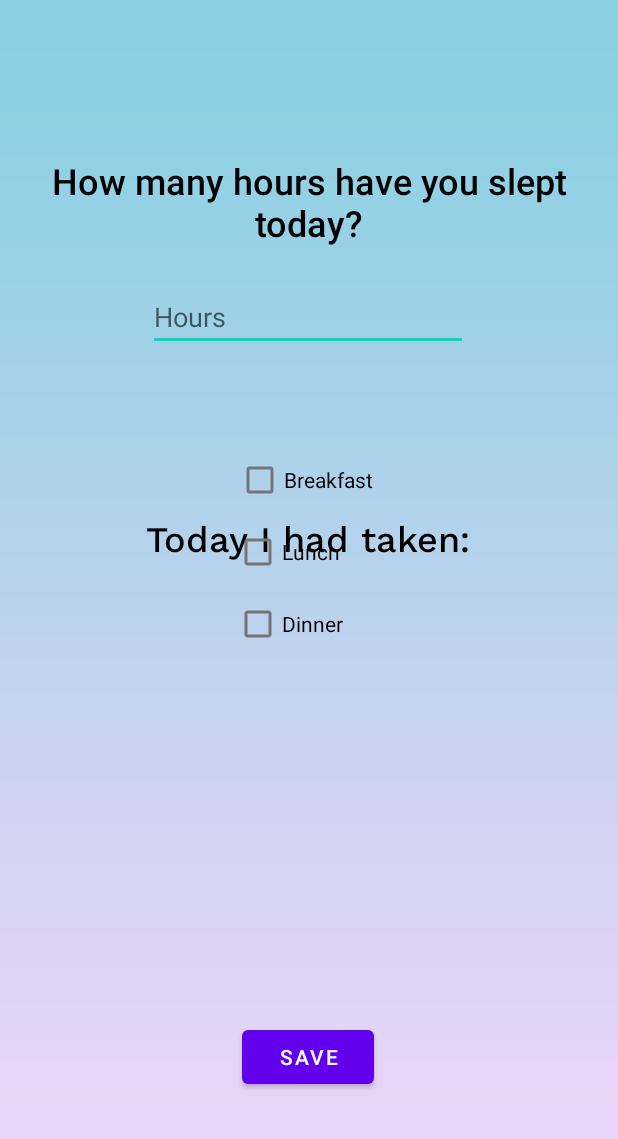
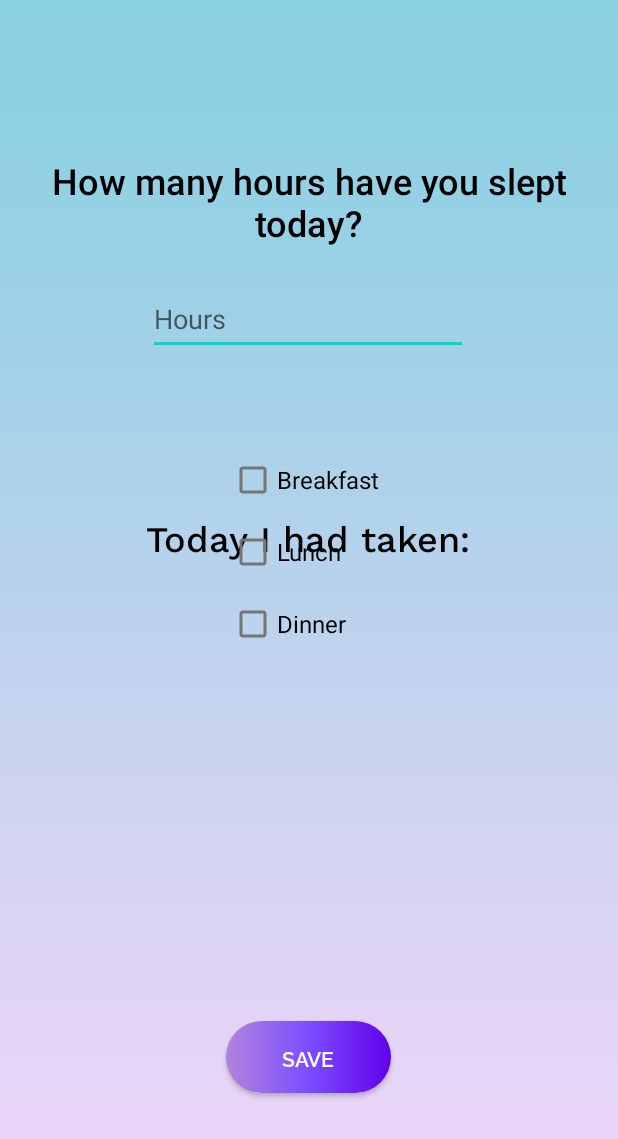
Before and after one commit to monica-2213/Eunoia, an Android app: the layout fragment_new_habit.xml on its own in the app's theme, with its tools: preview values and no code run, on a phone screen of 412 x 824 dp. Shown: the top 1139 px of the screen. Run offline under Robolectric (Android 15) with nearby library versions, the light colour scheme and no system bars; Roboto replaces fonts that are not available here.

Commit message:
UpdatedUI certain minor error

```diff
--- a/app/src/main/java/com/example/eunoia/Habit/NewHabit.java
+++ b/app/src/main/java/com/example/eunoia/Habit/NewHabit.java
@@ -14,7 +14,8 @@ import android.widget.CheckBox;
 import android.widget.EditText;
 import android.widget.Toast;
 
-import com.example.tracker.R;
+import com.example.eunoia.R;
+
 
 import java.text.DateFormat;
 import java.util.Calendar;
--- a/app/src/main/java/com/example/eunoia/Mode/NewMood.java
+++ b/app/src/main/java/com/example/eunoia/Mode/NewMood.java
@@ -17,7 +17,7 @@ import android.widget.SeekBar;
 import android.widget.TextView;
 import android.widget.Toast;
 
-import com.example.tracker.R;
+import com.example.eunoia.R;
 
 import java.text.DateFormat;
 import java.text.SimpleDateFormat;
--- a/app/src/main/res/layout/fragment_new_habit.xml
+++ b/app/src/main/res/layout/fragment_new_habit.xml
@@ -47,6 +47,7 @@
         android:layout_marginTop="296dp"
         android:text="Breakfast"
         android:textColor="@color/black"
+        android:textSize="16sp"
         app:layout_constraintEnd_toEndOf="parent"
         app:layout_constraintHorizontal_bias="0.49"
         app:layout_constraintStart_toStartOf="parent"
@@ -58,9 +59,10 @@
         android:layout_height="wrap_content"
         android:text="Lunch"
         android:textColor="@color/black"
-        app:layout_constraintEnd_toEndOf="parent"
-        app:layout_constraintHorizontal_bias="0.457"
-        app:layout_constraintStart_toStartOf="parent"
+        android:textSize="16sp"
+        app:layout_constraintEnd_toEndOf="@+id/breakfast"
+        app:layout_constraintHorizontal_bias="0.0"
+        app:layout_constraintStart_toStartOf="@+id/breakfast"
         app:layout_constraintTop_toBottomOf="@+id/breakfast" />
 
     <CheckBox
@@ -70,17 +72,21 @@
         android:layout_marginBottom="128dp"
         android:text="Dinner"
         android:textColor="@color/black"
+        android:textSize="16sp"
         app:layout_constraintBottom_toBottomOf="parent"
-        app:layout_constraintEnd_toEndOf="parent"
-        app:layout_constraintHorizontal_bias="0.46"
-        app:layout_constraintStart_toStartOf="parent"
+        app:layout_constraintEnd_toEndOf="@+id/lunch"
+        app:layout_constraintHorizontal_bias="0.0"
+        app:layout_constraintStart_toStartOf="@+id/lunch"
         app:layout_constraintTop_toBottomOf="@+id/lunch"
         app:layout_constraintVertical_bias="0.0" />
 
-    <Button
+    <androidx.appcompat.widget.AppCompatButton
+        android:textColor="@color/white"
         android:id="@+id/save"
-        android:layout_width="wrap_content"
+        android:layout_width="110dp"
         android:layout_height="wrap_content"
+        android:background="@drawable/button1"
+        android:fontFamily="@font/raleway_semibold"
         android:text="Save"
         app:layout_constraintBottom_toBottomOf="parent"
         app:layout_constraintEnd_toEndOf="parent"
@@ -97,6 +103,7 @@
         android:ems="10"
         android:hint="Hours"
         android:inputType="number"
+        android:minHeight="48dp"
         android:textColor="@color/black"
         app:layout_constraintEnd_toEndOf="parent"
         app:layout_constraintHorizontal_bias="0.497"
```
